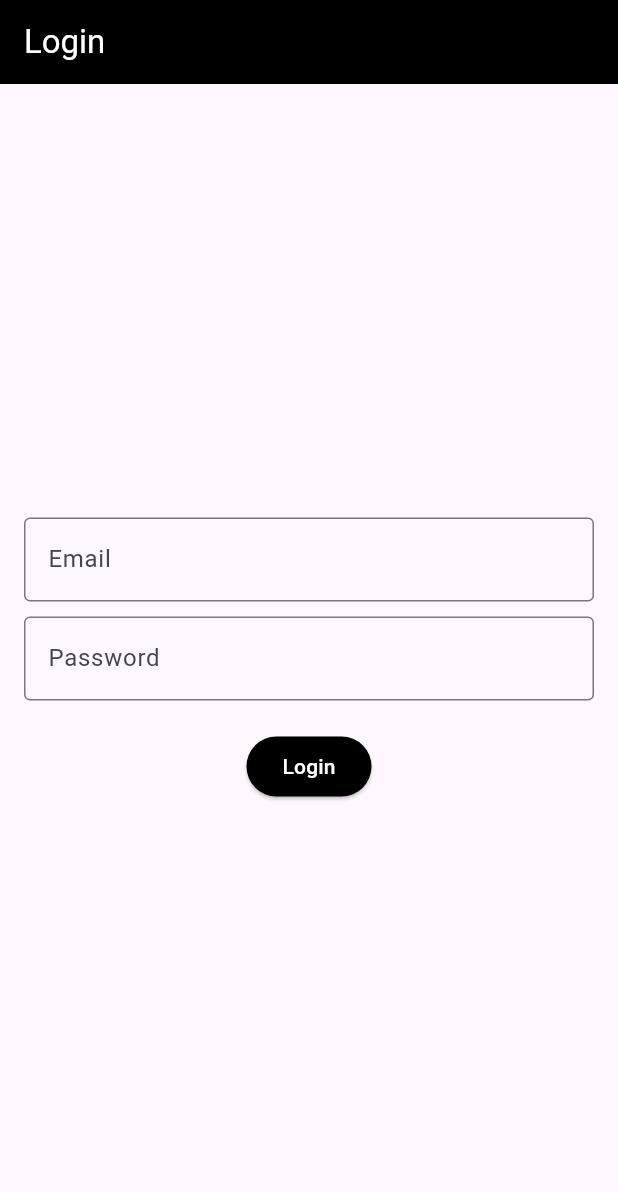
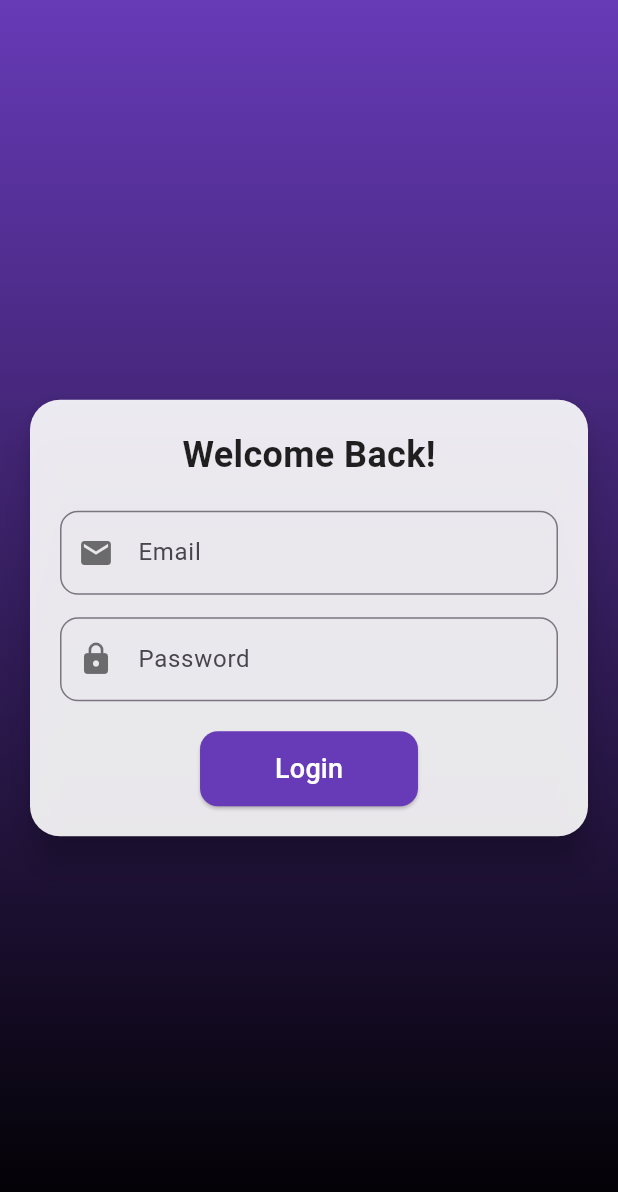
Before and after one commit to KrupaJakka/firebase, a Flutter app: the LoginScreen screen opened directly, on a phone screen of 412 x 824 dp. Shown: the top 1192 px of the screen. Run offline on Flutter 3.47's test engine with Material 3 defaults, Android fonts, the phone set to English and light mode, and no system bars; our stand-ins replace cloud_firestore, firebase_auth, firebase_core, firebase_storage, image_picker; accounts and stored records are empty.

Commit message:
minor changes

```diff
--- a/lib/firebase.dart
+++ b/lib/firebase.dart
@@ -1,27 +1,6 @@
-import 'package:firebase_core/firebase_core.dart';
+import 'package:firebase/data.dart';
 import 'package:flutter/material.dart';
-import 'package:task4_dart/firebase_options.dart';
 import 'package:firebase_auth/firebase_auth.dart';
-import 'registration_dart.dart';
-
-
-void main() async {
-  WidgetsFlutterBinding.ensureInitialized();
-  await Firebase.initializeApp(
-    options: DefaultFirebaseOptions.currentPlatform,
-  );
-  runApp(MyApp());
-}
-
-class MyApp extends StatelessWidget {
-  @override
-  Widget build(BuildContext context) {
-    return MaterialApp(
-      debugShowCheckedModeBanner: false,
-      home: LoginScreen(), // Start with Login Screen
-    );
-  }
-}
 
 class LoginScreen extends StatefulWidget {
   @override
@@ -55,29 +34,81 @@ class _LoginScreenState extends State<LoginScreen> {
   @override
   Widget build(BuildContext context) {
     return Scaffold(
-      appBar: AppBar(title: Text("Login",style: TextStyle(color: Colors.white),), backgroundColor: Colors.black),
-      body: Padding(
+      body: Container(
+        width: double.infinity,
+        decoration: BoxDecoration(
+          gradient: LinearGradient(
+            colors: [Colors.deepPurple, Colors.black],
+            begin: Alignment.topCenter,
+            end: Alignment.bottomCenter,
+          ),
+        ),
+        child: Center(
+          child: Padding(
             padding: EdgeInsets.all(16.0),
+            child: Card(
+              shape: RoundedRectangleBorder(
+                borderRadius: BorderRadius.circular(20),
+              ),
+              elevation: 10,
+              color: Colors.white.withOpacity(0.9),
+              child: Padding(
+                padding: EdgeInsets.all(20),
                 child: Column(
-          mainAxisAlignment: MainAxisAlignment.center,
+                  mainAxisSize: MainAxisSize.min,
                   children: [
+                    Text(
+                      "Welcome Back!",
+                      style: TextStyle(
+                        fontSize: 24,
+                        fontWeight: FontWeight.bold,
+                        color: Colors.black87,
+                      ),
+                    ),
+                    SizedBox(height: 20),
                     TextField(
                       controller: _emailController,
-              decoration: InputDecoration(labelText: "Email", border: OutlineInputBorder()),
+                      decoration: InputDecoration(
+                        prefixIcon: Icon(Icons.email, color: Colors.black54),
+                        labelText: "Email",
+                        border: OutlineInputBorder(
+                          borderRadius: BorderRadius.circular(12),
                         ),
-            SizedBox(height: 10),
+                      ),
+                    ),
+                    SizedBox(height: 15),
                     TextField(
                       controller: _passwordController,
                       obscureText: true,
-              decoration: InputDecoration(labelText: "Password", border: OutlineInputBorder()),
+                      decoration: InputDecoration(
+                        prefixIcon: Icon(Icons.lock, color: Colors.black54),
+                        labelText: "Password",
+                        border: OutlineInputBorder(
+                          borderRadius: BorderRadius.circular(12),
+                        ),
+                      ),
                     ),
                     SizedBox(height: 20),
                     ElevatedButton(
                       onPressed: _login,
-              style: ElevatedButton.styleFrom(backgroundColor: Colors.black),
-              child: Text("Login", style: TextStyle(color: Colors.white)),
+                      style: ElevatedButton.styleFrom(
+                        backgroundColor: Colors.deepPurple,
+                        shape: RoundedRectangleBorder(
+                          borderRadius: BorderRadius.circular(12),
+                        ),
+                        padding:
+                            EdgeInsets.symmetric(vertical: 12, horizontal: 50),
+                      ),
+                      child: Text(
+                        "Login",
+                        style: TextStyle(fontSize: 18, color: Colors.white),
+                      ),
                     ),
                   ],
+                ),
+              ),
+            ),
+          ),
         ),
       ),
     );
```
Also changed, not shown: lib/data.dart (+69 -19 lines), lib/task5.dart (added, +174 -0 lines), pubspec.yaml (+7 -4 lines), firebase.json (added), lib/firebase_options.dart (added), pubspec.lock, 8 other files. Lines whose indentation alone changed are shown as unchanged.
